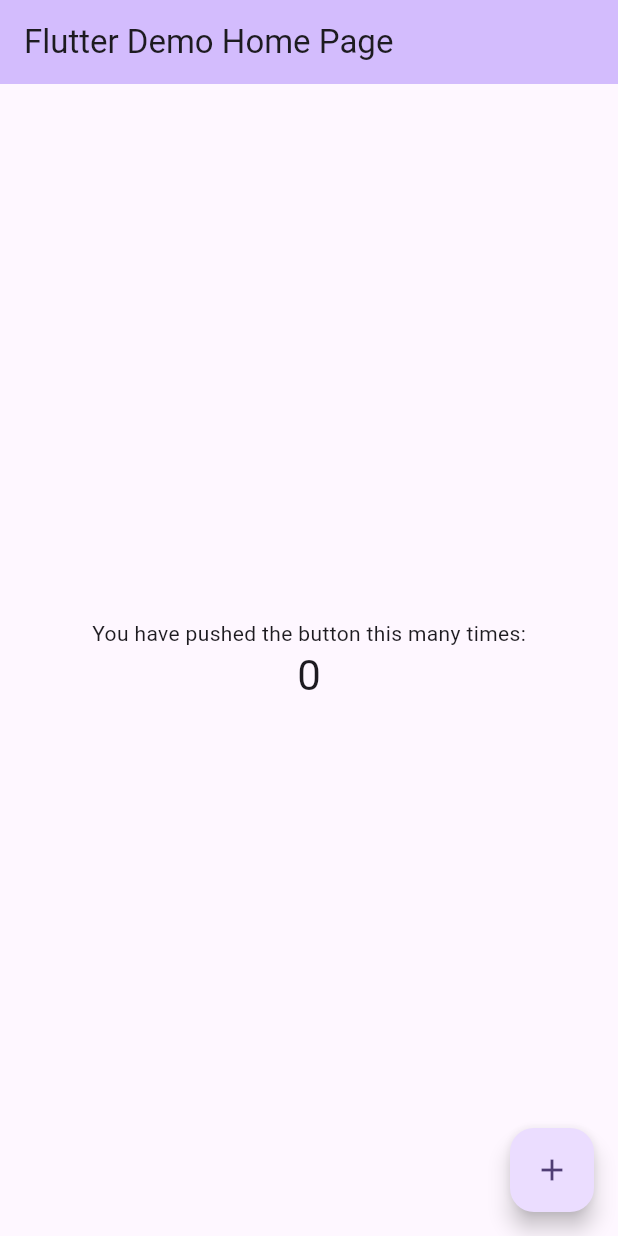
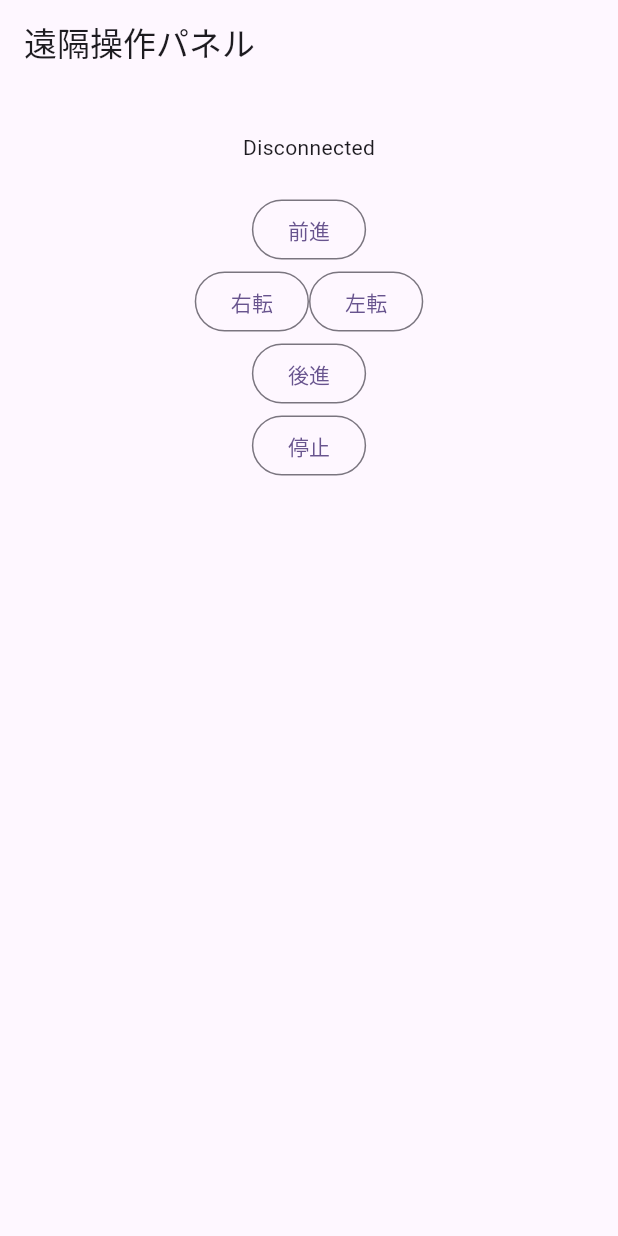
Before and after one commit to yuba-k/Fes2026, a Flutter app: the screen it shows after launch, on a phone screen of 412 x 824 dp. Run offline on Flutter 3.47's test engine with Material 3 defaults, Android fonts, the light colour scheme and no system bars.

Commit message:
ウィジェットの配置

```diff
--- a/app/quadruped_controller/lib/main.dart
+++ b/app/quadruped_controller/lib/main.dart
@@ -11,26 +11,11 @@ class MyApp extends StatelessWidget {
   @override
   Widget build(BuildContext context) {
     return MaterialApp(
-      title: 'Flutter Demo',
+      title: 'Remoto Controller',
       theme: ThemeData(
-        // This is the theme of your application.
-        //
-        // TRY THIS: Try running your application with "flutter run". You'll see
-        // the application has a purple toolbar. Then, without quitting the app,
-        // try changing the seedColor in the colorScheme below to Colors.green
-        // and then invoke "hot reload" (save your changes or press the "hot
-        // reload" button in a Flutter-supported IDE, or press "r" if you used
-        // the command line to start the app).
-        //
-        // Notice that the counter didn't reset back to zero; the application
-        // state is not lost during the reload. To reset the state, use hot
-        // restart instead.
-        //
-        // This works for code too, not just values: Most code changes can be
-        // tested with just a hot reload.
-        colorScheme: .fromSeed(seedColor: Colors.deepPurple),
+        colorScheme: ColorScheme.fromSeed(seedColor: Colors.deepPurple),
       ),
-      home: const MyHomePage(title: 'Flutter Demo Home Page'),
+      home: const MyHomePage(title: 'Remoto Controller Home Page'),
     );
   }
 }
@@ -54,69 +39,68 @@ class MyHomePage extends StatefulWidget {
 }
 
 class _MyHomePageState extends State<MyHomePage> {
-  int _counter = 0;
-
-  void _incrementCounter() {
-    setState(() {
-      // This call to setState tells the Flutter framework that something has
-      // changed in this State, which causes it to rerun the build method below
-      // so that the display can reflect the updated values. If we changed
-      // _counter without calling setState(), then the build method would not be
-      // called again, and so nothing would appear to happen.
-      _counter++;
-    });
-  }
+  String status = "Disconnected";
+  String moved = "";
+  void front() => setState(() {
+    moved = "前進";
+  });
+  void right() => setState(() {
+    moved = "右転";
+  });
+  void left() => setState(() {
+    moved = "左転";
+  });
+  void back() => setState(() {
+    moved = "後進";
+  });
+  void stop() => setState(() {
+    moved = "停止";
+  });
 
   @override
   Widget build(BuildContext context) {
-    // This method is rerun every time setState is called, for instance as done
-    // by the _incrementCounter method above.
-    //
-    // The Flutter framework has been optimized to make rerunning build methods
-    // fast, so that you can just rebuild anything that needs updating rather
-    // than having to individually change instances of widgets.
     return Scaffold(
       appBar: AppBar(
-        // TRY THIS: Try changing the color here to a specific color (to
-        // Colors.amber, perhaps?) and trigger a hot reload to see the AppBar
-        // change color while the other colors stay the same.
-        backgroundColor: Theme.of(context).colorScheme.inversePrimary,
-        // Here we take the value from the MyHomePage object that was created by
-        // the App.build method, and use it to set our appbar title.
-        title: Text(widget.title),
+        title: const Text("遠隔操作パネル"),
       ),
       body: Center(
-        // Center is a layout widget. It takes a single child and positions it
-        // in the middle of the parent.
         child: Column(
-          // Column is also a layout widget. It takes a list of children and
-          // arranges them vertically. By default, it sizes itself to fit its
-          // children horizontally, and tries to be as tall as its parent.
-          //
-          // Column has various properties to control how it sizes itself and
-          // how it positions its children. Here we use mainAxisAlignment to
-          // center the children vertically; the main axis here is the vertical
-          // axis because Columns are vertical (the cross axis would be
-          // horizontal).
-          //
-          // TRY THIS: Invoke "debug painting" (choose the "Toggle Debug Paint"
-          // action in the IDE, or press "p" in the console), to see the
-          // wireframe for each widget.
-          mainAxisAlignment: .center,
           children: [
-            const Text('You have pushed the button this many times:'),
+            Padding(padding: EdgeInsets.all(16)),
             Text(
-              '$_counter',
-              style: Theme.of(context).textTheme.headlineMedium,
+              status
             ),
+            Text(moved),
+            OutlinedButton(
+              onPressed: front,
+              child: const Text("前進")
+            ),
+            Center(
+              child: Row(
+                mainAxisAlignment: MainAxisAlignment.center,
+                children: [
+                  OutlinedButton(
+                    onPressed: right,
+                    child: const Text("右転")
+                  ),
+                  OutlinedButton(
+                    onPressed: left,
+                    child: const Text("左転")
+                  )
+                ]
+              ),
+            ),
+            OutlinedButton(
+              onPressed: back,
+              child: const Text("後進")
+            ),
+            OutlinedButton(
+              onPressed: stop,
+              child: Text("停止")
+            )
           ],
         ),
-      ),
-      floatingActionButton: FloatingActionButton(
-        onPressed: _incrementCounter,
-        tooltip: 'Increment',
-        child: const Icon(Icons.add),
-      ),
+      )
     );
   }
 }
```
